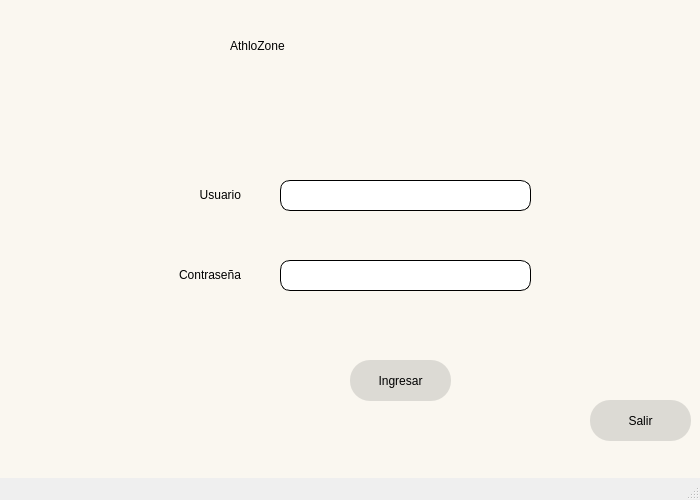
This is ProgramandoInterfaz/ventanaLogin/ventanaLogin1.ui in athlozone/Proyecto-Final as Qt 5 draws it before an edit. The edited form follows.
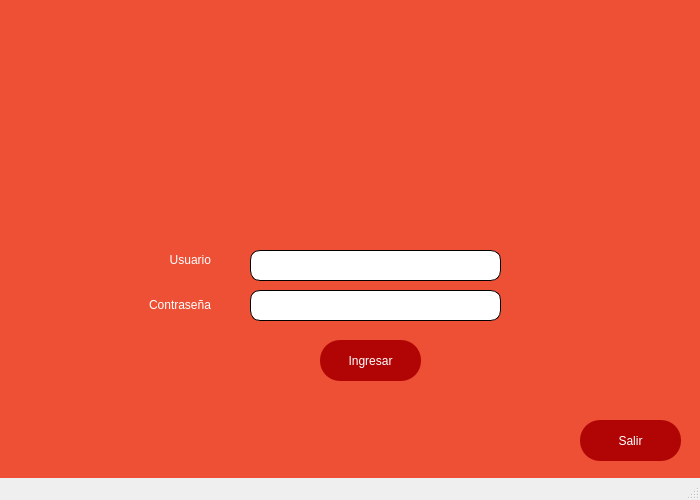
This is the edited form. Icons and pictures are not drawn.

What changed in the file:
```diff
--- a/ProgramandoInterfaz/ventanaLogin/ventanaLogin1.ui
+++ b/ProgramandoInterfaz/ventanaLogin/ventanaLogin1.ui
@@ -10,6 +10,12 @@
     <height>500</height>
    </rect>
   </property>
+  <property name="sizePolicy">
+   <sizepolicy hsizetype="Preferred" vsizetype="Preferred">
+    <horstretch>0</horstretch>
+    <verstretch>0</verstretch>
+   </sizepolicy>
+  </property>
   <property name="minimumSize">
    <size>
     <width>700</width>
@@ -27,17 +33,17 @@
   </property>
   <property name="styleSheet">
    <string notr="true">QWidget#centralwidget{
-background-color: #FAF7F0;
+background-color: rgb(238, 80, 54);
 }</string>
   </property>
   <widget class="QWidget" name="centralwidget">
    <widget class="QLabel" name="label">
     <property name="geometry">
      <rect>
-      <x>230</x>
-      <y>0</y>
-      <width>241</width>
-      <height>91</height>
+      <x>280</x>
+      <y>40</y>
+      <width>191</width>
+      <height>181</height>
      </rect>
     </property>
     <property name="styleSheet">
@@ -45,20 +51,27 @@
 </string>
     </property>
     <property name="text">
-     <string>AthloZone</string>
+     <string/>
+    </property>
+    <property name="pixmap">
+     <pixmap>../logoAthloZone.png</pixmap>
+    </property>
+    <property name="scaledContents">
+     <bool>true</bool>
     </property>
    </widget>
    <widget class="QLabel" name="label_2">
     <property name="geometry">
      <rect>
-      <x>110</x>
-      <y>150</y>
+      <x>80</x>
+      <y>240</y>
       <width>131</width>
-      <height>91</height>
+      <height>41</height>
      </rect>
     </property>
     <property name="styleSheet">
      <string notr="true">font: 16pt &quot;Franklin Gothic Demi Cond&quot;;
+color: rgb(255, 255, 255)
 </string>
     </property>
     <property name="text">
@@ -68,14 +81,15 @@
    <widget class="QLabel" name="label_3">
     <property name="geometry">
      <rect>
-      <x>110</x>
-      <y>230</y>
+      <x>80</x>
+      <y>280</y>
       <width>131</width>
-      <height>91</height>
+      <height>51</height>
      </rect>
     </property>
     <property name="styleSheet">
      <string notr="true">font: 16pt &quot;Franklin Gothic Demi Cond&quot;;
+color: white;
 </string>
     </property>
     <property name="text">
@@ -85,8 +99,8 @@
    <widget class="QLineEdit" name="lineEdit">
     <property name="geometry">
      <rect>
-      <x>280</x>
-      <y>180</y>
+      <x>250</x>
+      <y>250</y>
       <width>251</width>
       <height>31</height>
      </rect>
@@ -101,8 +115,8 @@
    <widget class="QLineEdit" name="lineEdit_2">
     <property name="geometry">
      <rect>
-      <x>280</x>
-      <y>260</y>
+      <x>250</x>
+      <y>290</y>
       <width>251</width>
       <height>31</height>
      </rect>
@@ -120,16 +134,17 @@
    <widget class="QPushButton" name="pushButton">
     <property name="geometry">
      <rect>
-      <x>350</x>
-      <y>360</y>
+      <x>320</x>
+      <y>340</y>
       <width>101</width>
       <height>41</height>
      </rect>
     </property>
     <property name="styleSheet">
-     <string notr="true">background-color: rgb(220, 218, 212);
+     <string notr="true">background-color: rgb(177, 5, 5);
 font: 9pt &quot;MS Shell Dlg 2&quot;;
 border-radius: 20px;
+color: white
 </string>
     </property>
     <property name="text">
@@ -139,16 +154,17 @@
    <widget class="QPushButton" name="pushButton_3">
     <property name="geometry">
      <rect>
-      <x>590</x>
-      <y>400</y>
+      <x>580</x>
+      <y>420</y>
       <width>101</width>
       <height>41</height>
      </rect>
     </property>
     <property name="styleSheet">
-     <string notr="true">background-color: rgb(220, 218, 212);
+     <string notr="true">background-color: rgb(177, 5, 5);
 font: 9pt &quot;MS Shell Dlg 2&quot;;
 border-radius: 20px;
+color: white
 </string>
     </property>
     <property name="text">
@@ -158,7 +174,7 @@
    <widget class="QLabel" name="label_4">
     <property name="geometry">
      <rect>
-      <x>280</x>
+      <x>250</x>
       <y>310</y>
       <width>311</width>
       <height>31</height>
```
Left out of the diff: 16 changed lines with no effect on the pictures.
